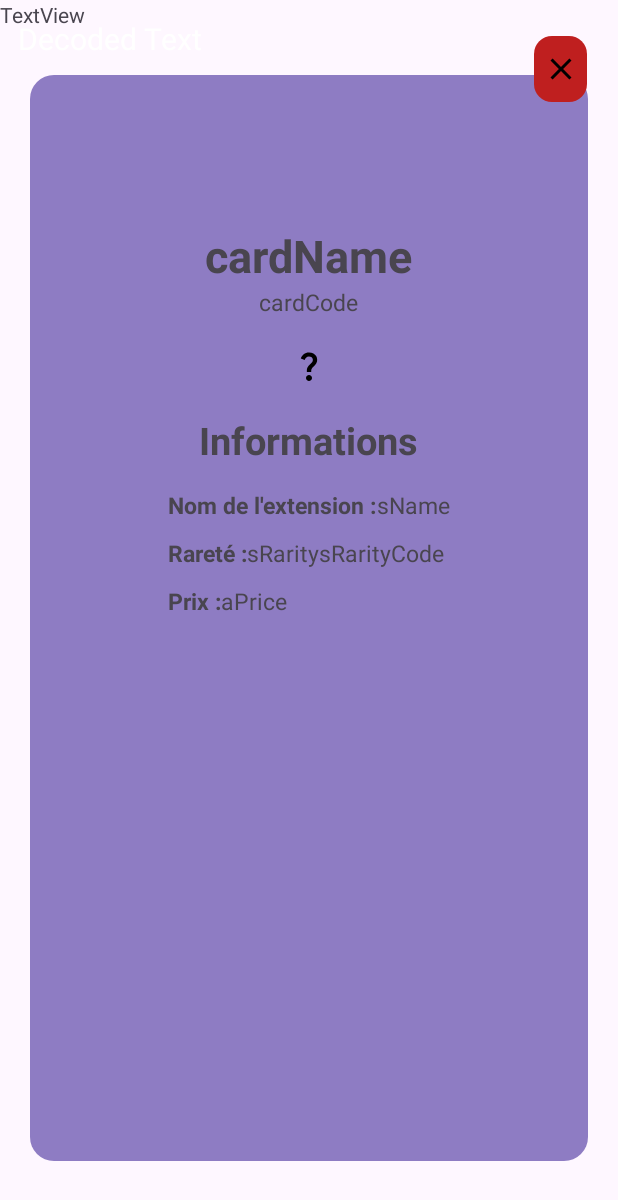
After one commit to YohPaN/TraidingCartTool, an Android app: the fragment ResultFragment placed in its activity, on a phone screen of 412 x 824 dp. The commit adds this screen. Shown: the top 1200 px of the screen. Run offline under Robolectric (Android 15) with nearby library versions, the phone set to English and light mode, and no system bars; libraries missing offline, so code that uses them is left out: androidx.camera.core, androidx.camera.lifecycle, com.google.mlkit.vision; plain views replace PreviewView; 2 statements that could not run were skipped.

Commit message:
feat: first release

```diff
--- a/app/build.gradle.kts
+++ b/app/build.gradle.kts
@@ -26,6 +26,9 @@ android {
         sourceCompatibility = JavaVersion.VERSION_1_8
         targetCompatibility = JavaVersion.VERSION_1_8
     }
+    buildFeatures {
+        viewBinding = true
+    }
 }
 
 dependencies {
@@ -47,5 +50,5 @@ dependencies {
     implementation("androidx.camera:camera-extensions:1.2.3")
 
     //Request HTTP
-    implementation("com.google.android.gms:play-services-cronet:18.0.1")
+    implementation("com.squareup.okhttp3:okhttp:4.10.0")
 }
--- a/app/src/main/AndroidManifest.xml
+++ b/app/src/main/AndroidManifest.xml
@@ -2,8 +2,8 @@
 <manifest xmlns:android="http://schemas.android.com/apk/res/android"
     xmlns:tools="http://schemas.android.com/tools">
 
-    <uses-permission android:name="android.permission.WRITE_EXTERNAL_STORAGE" />
     <uses-permission android:name="android.permission.CAMERA"/>
+    <uses-permission android:name="android.permission.INTERNET"/>
     <uses-feature android:name="android.hardware.camera" android:required="false"/>
 
     <application
--- a/app/src/main/java/com/example/testtextrecognitioncamera/MainActivity.java
+++ b/app/src/main/java/com/example/testtextrecognitioncamera/MainActivity.java
@@ -11,17 +11,21 @@ import androidx.camera.core.ImageAnalysis;
 import androidx.camera.core.ImageProxy;
 import androidx.camera.core.Preview;
 import androidx.camera.lifecycle.ProcessCameraProvider;
-import androidx.camera.view.PreviewView;
 import androidx.core.content.ContextCompat;
+import androidx.fragment.app.FragmentManager;
+import androidx.fragment.app.FragmentTransaction;
 import androidx.lifecycle.LifecycleOwner;
+import androidx.lifecycle.ViewModelProvider;
 
 import android.media.Image;
 import android.os.AsyncTask;
 import android.os.Bundle;
 import android.util.Log;
 import android.util.Size;
-import android.widget.TextView;
+import android.view.View;
 
+
+import com.example.testtextrecognitioncamera.databinding.ActivityMainBinding;
 import com.google.android.gms.tasks.OnFailureListener;
 import com.google.android.gms.tasks.OnSuccessListener;
 import com.google.android.gms.tasks.Task;
@@ -32,19 +36,30 @@ import com.google.mlkit.vision.text.TextRecognition;
 import com.google.mlkit.vision.text.TextRecognizer;
 import com.google.mlkit.vision.text.latin.TextRecognizerOptions;
 
-import org.chromium.net.CronetEngine;
-import org.chromium.net.UrlRequest;
+
+import org.json.JSONArray;
+import org.json.JSONException;
+import org.json.JSONObject;
+
+import java.io.IOException;
 
 import java.util.concurrent.ExecutionException;
-import java.util.concurrent.Executor;
-import java.util.concurrent.Executors;
+
+
+import okhttp3.Call;
+import okhttp3.Callback;
+import okhttp3.OkHttpClient;
+import okhttp3.Request;
+import okhttp3.Response;
 
 public class MainActivity extends AppCompatActivity{
 
-    PreviewView previewView;
-    CronetEngine.Builder cronetEngineBuilder;
-    Executor executor = Executors.newSingleThreadExecutor();
-
+    OkHttpClient client;
+    String url = "https://apiyugiho.fallforrising.com/api_ygh/API.php";
+    JSONObject jsonDataCard;
+    JSONArray dataFromJson;
+    private ActivityMainBinding binding;
+    private ResultViewModel viewModel;
     private final ActivityResultLauncher<String> activityResultLauncher = registerForActivityResult(new ActivityResultContracts.RequestPermission(), new ActivityResultCallback<Boolean>() {
         @Override
         public void onActivityResult(Boolean result) {
@@ -54,26 +69,20 @@ public class MainActivity extends AppCompatActivity{
         }
     });
 
+
     @Override
     protected void onCreate(Bundle savedInstanceState) {
         super.onCreate(savedInstanceState);
-        setContentView(R.layout.activity_main);
+        viewModel = new ViewModelProvider(this).get(ResultViewModel.class);
+        binding = ActivityMainBinding.inflate(getLayoutInflater());
+        View view = binding.getRoot();
+        setContentView(view);
+
+        client = new OkHttpClient();
+
+        getRequest();
 
         imageAnalyzer();
-
-        previewView = findViewById(R.id.cameraPreview);
-
-        cronetEngineBuilder = new CronetEngine.Builder(this);
-        CronetEngine cronetEngine = cronetEngineBuilder.build();
-
-        UrlRequest.Builder urlRequestBuilder = cronetEngine.newUrlRequestBuilder(
-                "https://db.ygoprodeck.com/api/v7/cardinfo.php", new MyUrlCallbackRequest(), executor);
-
-        org.chromium.net.UrlRequest request = urlRequestBuilder
-                .setHttpMethod("GET")
-                .build();
-
-        request.start();
 
     }
 
@@ -92,7 +101,7 @@ public class MainActivity extends AppCompatActivity{
                 CameraSelector cameraSelector = new CameraSelector.Builder()
                         .requireLensFacing(CameraSelector.LENS_FACING_BACK).build();
 
-                preview.setSurfaceProvider(previewView.getSurfaceProvider());
+                preview.setSurfaceProvider(binding.cameraPreview.getSurfaceProvider());
 
                 ImageAnalysis imageAnalysis = new ImageAnalysis.Builder()
                         .setTargetResolution(new Size(1280, 720))
@@ -107,7 +116,6 @@ public class MainActivity extends AppCompatActivity{
 
                         int rotationDegrees = imageProxy.getImageInfo().getRotationDegrees();
                         if(imageProxy.getImage() == null) {
-
                             return;
                         }
                         Image image = imageProxy.getImage();
@@ -119,15 +127,19 @@ public class MainActivity extends AppCompatActivity{
                                 .addOnSuccessListener(new OnSuccessListener<Text>() {
                                     @Override
                                     public void onSuccess(Text text) {
-                                        TextView textView = findViewById(R.id.et_confirm_text);
                                         String finalText = text.getText();
-                                        textView.setText(finalText);
+                                        try {
+                                            getCardInfos(finalText);
+                                        } catch (ExecutionException | InterruptedException |
+                                                 JSONException e) {
+                                            throw new RuntimeException(e);
+                                        }
                                     }
                                 })
                                 .addOnFailureListener(
                                         new OnFailureListener() {
                                             @Override
-                                            public void onFailure(Exception e) {
+                                            public void onFailure(@NonNull Exception e) {
                                                 Log.e("Error",e.toString());
                                             }
                                         }
@@ -137,8 +149,7 @@ public class MainActivity extends AppCompatActivity{
                     }
                 });
 
-                cameraProvider.bindToLifecycle((LifecycleOwner)this, cameraSelector, preview, imageAnalysis);
-
+                cameraProvider.bindToLifecycle(this, cameraSelector, preview, imageAnalysis);
             }
             catch (ExecutionException | InterruptedException e) {
                 Log.e("myMessageError", e.toString());
@@ -148,4 +159,53 @@ public class MainActivity extends AppCompatActivity{
         }, ContextCompat.getMainExecutor(this));
     }
 
+    private void getCardInfos(String code) throws ExecutionException, InterruptedException, JSONException {
+
+        int i = 0;
+        while(i < dataFromJson.length()) {
+            JSONObject cardObject = dataFromJson.getJSONObject(i);
+            if (code.equals(cardObject.getString("id"))) {
+                viewModel.cardJson(cardObject);
+                returnInformation();
+                break;
+            }
+            i++;
+        }
+    }
+
+    public void getRequest() {
+        Request request = new Request.Builder().url(url).build();
+        client.newCall(request).enqueue(new Callback() {
+                @Override
+                public void onFailure(@NonNull Call call, @NonNull IOException e) {
+                    e.printStackTrace();
+                }
+
+                @Override
+                public void onResponse(@NonNull Call call, @NonNull Response response) {
+                    runOnUiThread(new Runnable() {
+                        @Override
+                        public void run() {
+                            try {
+                                if (response.body() != null) {
+                                    jsonDataCard = new JSONObject(response.body().string());
+                                    dataFromJson = jsonDataCard.getJSONArray("data");
+                                    System.out.println("Retriving data finish");
+                                }
+                            } catch (IOException | JSONException e) {
+                                throw new RuntimeException(e);
+                            }
+                        }
+                    });
+                }
+            });
+    }
+
+    public void returnInformation() {
+        FragmentManager fragmentManager = getSupportFragmentManager();
+        FragmentTransaction fragmentTransaction = fragmentManager.beginTransaction();
+        ResultFragment resultFragment = ResultFragment.newInstance();
+        fragmentTransaction.add(R.id.fragment_container_view, resultFragment);
+        fragmentTransaction.commit();
+    }
 }
--- /dev/null
+++ b/app/src/main/java/com/example/testtextrecognitioncamera/ResultFragment.java
@@ -0,0 +1,66 @@
+package com.example.testtextrecognitioncamera;
+
+import android.os.Bundle;
+
+import androidx.annotation.NonNull;
+import androidx.annotation.Nullable;
+import androidx.fragment.app.Fragment;
+import androidx.fragment.app.FragmentTransaction;
+import androidx.lifecycle.ViewModelProvider;
+
+import android.view.LayoutInflater;
+import android.view.View;
+import android.view.ViewGroup;
+
+import com.example.testtextrecognitioncamera.databinding.FragmentResultBinding;
+
+import org.json.JSONException;
+
+public class ResultFragment extends Fragment {
+
+    private FragmentResultBinding binding;
+
+    public static ResultFragment newInstance() {
+        return new ResultFragment();
+    }
+
+
+    @Override
+    public void onCreate(Bundle savedInstanceState) {
+        super.onCreate(savedInstanceState);
+
+    }
+
+    @Override
+    public View onCreateView(@NonNull LayoutInflater inflater, ViewGroup container,
+                             Bundle savedInstanceState) {
+        binding = FragmentResultBinding.inflate(inflater, container, false);
+        return binding.getRoot();
+    }
+
+    @Override
+    public void onViewCreated(@NonNull View view, @Nullable Bundle savedInstanceState) {
+        super.onViewCreated(view, savedInstanceState);
+        ResultViewModel viewModel = new ViewModelProvider(requireActivity()).get(ResultViewModel.class);
+        viewModel.returnCardJson().observe(requireActivity(), json -> {
+            try {
+                binding.cardName.setText(json.getString("name"));
+                binding.cardCode.setText(json.getString("id"));
+                binding.setPrice.setText(String.format("%s€", json.getJSONObject("card_sets").getString("set_price")));
+                binding.setName.setText(json.getJSONObject("card_sets").getString("set_name"));
+                binding.setRarity.setText(json.getJSONObject("card_sets").getString("set_rarity"));
+            } catch (JSONException e) {
+                throw new RuntimeException(e);
+            }
+        });
+
+        binding.returnButton.setOnClickListener(new View.OnClickListener() {
+            @Override
+            public void onClick(View view) {
+                FragmentTransaction transaction = requireActivity().getSupportFragmentManager().beginTransaction();
+                transaction.remove(ResultFragment.this);
+                transaction.commit();
+            }
+        });
+    }
+}
--- /dev/null
+++ b/app/src/main/java/com/example/testtextrecognitioncamera/ResultViewModel.java
@@ -0,0 +1,19 @@
+package com.example.testtextrecognitioncamera;
+
+import androidx.lifecycle.LiveData;
+import androidx.lifecycle.MutableLiveData;
+import androidx.lifecycle.ViewModel;
+
+import org.json.JSONObject;
+
+public class ResultViewModel extends ViewModel {
+    private final MutableLiveData<JSONObject> json = new MutableLiveData<>();
+
+    public void cardJson(JSONObject jsonObject) {
+        json.setValue(jsonObject);
+    }
+
+    public LiveData<JSONObject> returnCardJson() {
+        return json;
+    }
+}
--- a/app/src/main/res/drawable/baseline_camera_24.xml
+++ /dev/null
@@ -1,5 +0,0 @@
-<vector android:height="24dp" android:tint="#000000"
-    android:viewportHeight="24" android:viewportWidth="24"
-    android:width="24dp" xmlns:android="http://schemas.android.com/apk/res/android">
-    <path android:fillColor="@android:color/white" android:pathData="M9.4,10.5l4.77,-8.26C13.47,2.09 12.75,2 12,2c-2.4,0 -4.6,0.85 -6.32,2.25l3.66,6.35 0.06,-0.1zM21.54,9c-0.92,-2.92 -3.15,-5.26 -6,-6.34L11.88,9h9.66zM21.8,10h-7.49l0.29,0.5 4.76,8.25C21,16.97 22,14.61 22,12c0,-0.69 -0.07,-1.35 -0.2,-2zM8.54,12l-3.9,-6.75C3.01,7.03 2,9.39 2,12c0,0.69 0.07,1.35 0.2,2h7.49l-1.15,-2zM2.46,15c0.92,2.92 3.15,5.26 6,6.34L12.12,15L2.46,15zM13.73,15l-3.9,6.76c0.7,0.15 1.42,0.24 2.17,0.24 2.4,0 4.6,-0.85 6.32,-2.25l-3.66,-6.35 -0.93,1.6z"/>
-</vector>
--- a/app/src/main/res/drawable/baseline_flash_off_24.xml
+++ b/app/src/main/res/drawable/baseline_close_24.xml
@@ -1,5 +1,5 @@
 <vector android:height="24dp" android:tint="#000000"
     android:viewportHeight="24" android:viewportWidth="24"
     android:width="24dp" xmlns:android="http://schemas.android.com/apk/res/android">
-    <path android:fillColor="@android:color/white" android:pathData="M3.27,3L2,4.27l5,5V13h3v9l3.58,-6.14L17.73,20 19,18.73 3.27,3zM17,10h-4l4,-8H7v2.18l8.46,8.46L17,10z"/>
+    <path android:fillColor="@android:color/white" android:pathData="M19,6.41L17.59,5 12,10.59 6.41,5 5,6.41 10.59,12 5,17.59 6.41,19 12,13.41 17.59,19 19,17.59 13.41,12z"/>
 </vector>
--- /dev/null
+++ b/app/src/main/res/drawable/baseline_question_mark_24.xml
@@ -0,0 +1,5 @@
+<vector android:height="24dp" android:tint="#000000"
+    android:viewportHeight="24" android:viewportWidth="24"
+    android:width="24dp" xmlns:android="http://schemas.android.com/apk/res/android">
+    <path android:fillColor="@android:color/white" android:pathData="M11.07,12.85c0.77,-1.39 2.25,-2.21 3.11,-3.44c0.91,-1.29 0.4,-3.7 -2.18,-3.7c-1.69,0 -2.52,1.28 -2.87,2.34L6.54,6.96C7.25,4.83 9.18,3 11.99,3c2.35,0 3.96,1.07 4.78,2.41c0.7,1.15 1.11,3.3 0.03,4.9c-1.2,1.77 -2.35,2.31 -2.97,3.45c-0.25,0.46 -0.35,0.76 -0.35,2.24h-2.89C10.58,15.22 10.46,13.95 11.07,12.85zM14,20c0,1.1 -0.9,2 -2,2s-2,-0.9 -2,-2c0,-1.1 0.9,-2 2,-2S14,18.9 14,20z"/>
+</vector>
--- a/app/src/main/res/drawable/baseline_flash_on_24.xml
+++ b/app/src/main/res/drawable/outline_close_24.xml
@@ -1,5 +1,5 @@
 <vector android:height="24dp" android:tint="#000000"
     android:viewportHeight="24" android:viewportWidth="24"
     android:width="24dp" xmlns:android="http://schemas.android.com/apk/res/android">
-    <path android:fillColor="@android:color/white" android:pathData="M7,2v11h3v9l7,-12h-4l4,-8z"/>
+    <path android:fillColor="@android:color/white" android:pathData="M19,6.41L17.59,5 12,10.59 6.41,5 5,6.41 10.59,12 5,17.59 6.41,19 12,13.41 17.59,19 19,17.59 13.41,12 19,6.41z"/>
 </vector>
--- /dev/null
+++ b/app/src/main/res/drawable/rounded_close_button.xml
@@ -0,0 +1,5 @@
+<?xml version="1.0" encoding="utf-8"?>
+<shape xmlns:android="http://schemas.android.com/apk/res/android">
+    <solid android:color="#bf1f1f" /> <!-- Background color of the button -->
+    <corners android:radius="12dp" /> <!-- Corner radius (adjust as needed) -->
+</shape>
--- /dev/null
+++ b/app/src/main/res/drawable/rounded_corner_render.xml
@@ -0,0 +1,5 @@
+<?xml version="1.0" encoding="utf-8"?>
+<shape xmlns:android="http://schemas.android.com/apk/res/android">
+    <corners android:radius="16dp"/>
+    <solid android:color="#8e7cc3"/>
+</shape>
--- a/app/src/main/res/layout/activity_main.xml
+++ b/app/src/main/res/layout/activity_main.xml
@@ -1,12 +1,16 @@
 <?xml version="1.0" encoding="utf-8"?>
 <RelativeLayout xmlns:android="http://schemas.android.com/apk/res/android"
-    xmlns:app="http://schemas.android.com/apk/res-auto"
     xmlns:tools="http://schemas.android.com/tools"
     android:layout_width="match_parent"
     android:layout_height="match_parent"
-    tools:context=".MainActivity">
+    tools:context=".MainActivity"
+    android:id="@+id/fragment_container_view">
 
-
+    <TextView
+        android:id="@+id/textView"
+        android:layout_width="wrap_content"
+        android:layout_height="wrap_content"
+        android:text="@string/textview" />
 
     <SurfaceView
         android:id="@+id/overlay"
@@ -16,22 +20,27 @@
     <androidx.camera.view.PreviewView
         android:id="@+id/cameraPreview"
         android:layout_width="match_parent"
-        android:layout_height="match_parent"/>
+        android:layout_height="match_parent">
 
-    <TextView
-        android:id="@+id/et_confirm_text"
-        android:layout_width="wrap_content"
+
+    </androidx.camera.view.PreviewView>
+
+    <LinearLayout
+        android:layout_width="match_parent"
         android:layout_height="wrap_content"
-        android:layout_alignParentBottom="true"
-        android:gravity="center_horizontal"
-        android:padding="12dp"
-        android:text="Decoded Text"
-        android:textColor="@android:color/white"
-        android:textSize="20sp"
-        app:layout_constraintBottom_toBottomOf="parent"
-        app:layout_constraintEnd_toEndOf="parent"
-        app:layout_constraintStart_toStartOf="parent"
-        app:layout_constraintTop_toTopOf="parent"
-        app:layout_constraintVertical_bias="0.96" />
+        android:orientation="horizontal">
+
+        <TextView
+            android:id="@+id/cardName"
+            android:layout_width="wrap_content"
+            android:layout_height="wrap_content"
+            android:padding="12dp"
+            android:layout_gravity="start"
+            android:text="@string/decoded_text"
+            android:textColor="@android:color/white"
+            android:textSize="20sp"/>
+
+    </LinearLayout>
+
 
 </RelativeLayout>
--- /dev/null
+++ b/app/src/main/res/layout/fragment_result.xml
@@ -0,0 +1,149 @@
+<?xml version="1.0" encoding="utf-8"?>
+<androidx.constraintlayout.widget.ConstraintLayout xmlns:android="http://schemas.android.com/apk/res/android"
+    xmlns:app="http://schemas.android.com/apk/res-auto"
+    xmlns:tools="http://schemas.android.com/tools"
+    android:layout_width="match_parent"
+    android:layout_height="match_parent">
+
+    <LinearLayout
+        android:id="@+id/view"
+        android:layout_width="match_parent"
+        android:layout_height="match_parent"
+        android:layout_marginHorizontal="20dp"
+        android:layout_marginVertical="50dp"
+        android:background="@drawable/rounded_corner_render"
+        android:gravity="center_horizontal"
+        android:orientation="vertical"
+        android:paddingVertical="100dp"
+        tools:layout_editor_absoluteX="20dp"
+        tools:layout_editor_absoluteY="50dp">
+
+        <TextView
+            android:id="@+id/cardName"
+            android:layout_width="wrap_content"
+            android:layout_height="wrap_content"
+            android:text="@string/cardname"
+            android:textSize="30sp"
+            android:textStyle="bold" />
+
+        <TextView
+            android:id="@+id/cardCode"
+            android:layout_width="wrap_content"
+            android:layout_height="wrap_content"
+            android:layout_marginBottom="20dp"
+            android:text="@string/cardcode"
+            android:textSize="15sp" />
+
+        <ImageView
+            android:id="@+id/cardImage"
+            android:layout_width="wrap_content"
+            android:layout_height="wrap_content"
+            app:srcCompat="@drawable/baseline_question_mark_24"
+            android:contentDescription="@string/card_image" />
+
+        <LinearLayout
+            android:layout_width="wrap_content"
+            android:layout_height="wrap_content"
+            android:layout_marginTop="20dp"
+            android:orientation="vertical">
+
+            <TextView
+                android:layout_width="wrap_content"
+                android:layout_height="wrap_content"
+                android:layout_gravity="center_horizontal"
+                android:layout_marginBottom="10dp"
+                android:text="@string/informations"
+                android:textSize="25sp"
+                android:textStyle="bold" />
+
+            <LinearLayout
+                android:layout_width="wrap_content"
+                android:layout_height="wrap_content"
+                android:orientation="horizontal"
+                android:paddingVertical="5dp">
+
+                <TextView
+                    android:layout_width="wrap_content"
+                    android:layout_height="wrap_content"
+                    android:text="@string/nom_de_l_extension"
+                    android:textSize="15sp"
+                    android:textStyle="bold" />
+
+                <TextView
+                    android:id="@+id/setName"
+                    android:layout_width="wrap_content"
+                    android:layout_height="wrap_content"
+                    android:text="@string/sname"
+                    android:textSize="15sp" />
+
+            </LinearLayout>
+
+            <LinearLayout
+                android:layout_width="wrap_content"
+                android:layout_height="wrap_content"
+                android:orientation="horizontal"
+                android:paddingVertical="5dp">
+
+                <TextView
+                    android:layout_width="wrap_content"
+                    android:layout_height="wrap_content"
+                    android:text="@string/raret"
+                    android:textSize="15sp"
+                    android:textStyle="bold" />
+
+                <TextView
+                    android:id="@+id/setRarity"
+                    android:layout_width="wrap_content"
+                    android:layout_height="wrap_content"
+                    android:text="@string/srarity"
+                    android:textSize="15sp" />
+
+                <TextView
+                    android:layout_width="wrap_content"
+                    android:layout_height="wrap_content"
+                    android:text="@string/sraritycode"
+                    android:textSize="15sp" />
+
+            </LinearLayout>
+
+            <LinearLayout
+                android:layout_width="wrap_content"
+                android:layout_height="wrap_content"
+                android:orientation="horizontal"
+                android:paddingVertical="5dp">
+
+                <TextView
+                    android:layout_width="wrap_content"
+                    android:layout_height="wrap_content"
+                    android:text="@string/prix"
+                    android:textSize="15sp"
+                    android:textStyle="bold" />
+
+                <TextView
+                    android:id="@+id/setPrice"
+                    android:layout_width="wrap_content"
+                    android:layout_height="wrap_content"
+                    android:text="@string/aprice"
+                    android:textSize="15sp" />
+
+            </LinearLayout>
+
+        </LinearLayout>
+
+    </LinearLayout>
+
+    <ImageButton
+        android:id="@+id/returnButton"
+        android:layout_width="35dp"
+        android:layout_height="44dp"
+        android:layout_marginTop="24dp"
+        android:background="@drawable/rounded_close_button"
+        app:layout_constraintEnd_toEndOf="parent"
+        app:layout_constraintHorizontal_bias="0.946"
+        app:layout_constraintStart_toStartOf="parent"
+        app:layout_constraintTop_toTopOf="parent"
+        app:srcCompat="@drawable/baseline_close_24"
+        android:contentDescription="@string/close_button" />
+
+
+</androidx.constraintlayout.widget.ConstraintLayout>
--- a/app/src/main/res/values/strings.xml
+++ b/app/src/main/res/values/strings.xml
@@ -1,3 +1,18 @@
 <resources>
     <string name="app_name">TestTextRecognitionCamera</string>
+    <string name="hello_blank_fragment">Hello blank fragment</string>
+    <string name="textview">TextView</string>
+    <string name="decoded_text">Decoded Text</string>
+    <string name="informations">Informations</string>
+    <string name="nom_de_l_extension">Nom de l\'extension :</string>
+    <string name="sname">sName</string>
+    <string name="raret">Rareté :</string>
+    <string name="srarity">sRarity</string>
+    <string name="sraritycode">sRarityCode</string>
+    <string name="prix">Prix :</string>
+    <string name="aprice">aPrice</string>
+    <string name="cardname">cardName</string>
+    <string name="cardcode">cardCode</string>
+    <string name="card_image">Card image</string>
+    <string name="close_button">close_button</string>
 </resources>
```
Also changed, not shown: app/src/main/java/com/example/testtextrecognitioncamera/MyUrlCallbackRequest.java (deleted, +0 -69 lines), app/src/main/res/drawable/baseline_flip_camera_android_24.xml (deleted, +0 -7 lines).
